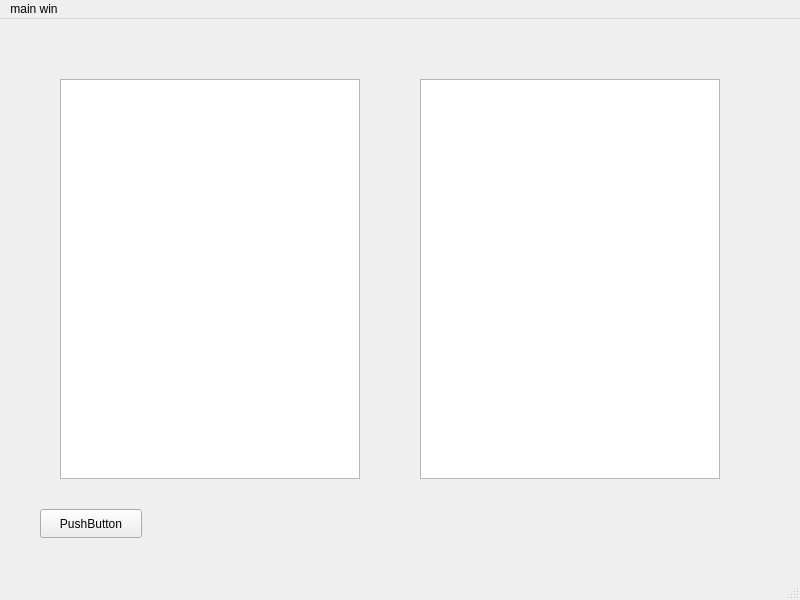
Before: the Qt Designer form lab5/mymainwindow.ui in BlazingQ/SE-lab5, drawn with Qt 5.
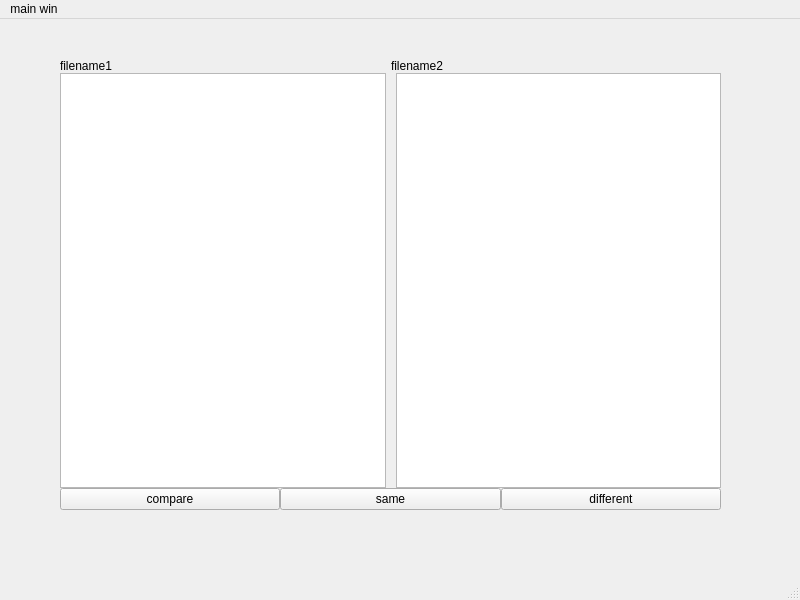
After: the same form once the commit is applied.

What changed in the file:
```diff
--- a/lab5/mymainwindow.ui
+++ b/lab5/mymainwindow.ui
@@ -14,38 +14,76 @@
    <string>myMainWindow</string>
   </property>
   <widget class="QWidget" name="centralwidget">
-   <widget class="QPushButton" name="pushButton">
-    <property name="geometry">
-     <rect>
-      <x>40</x>
-      <y>490</y>
-      <width>102</width>
-      <height>29</height>
-     </rect>
-    </property>
-    <property name="text">
-     <string>PushButton</string>
-    </property>
-   </widget>
-   <widget class="QListView" name="listView">
+   <widget class="QWidget" name="">
     <property name="geometry">
      <rect>
       <x>60</x>
-      <y>60</y>
-      <width>300</width>
-      <height>400</height>
+      <y>40</y>
+      <width>661</width>
+      <height>451</height>
      </rect>
     </property>
-   </widget>
-   <widget class="QListView" name="listView_2">
-    <property name="geometry">
-     <rect>
-      <x>420</x>
-      <y>60</y>
-      <width>300</width>
-      <height>400</height>
-     </rect>
-    </property>
+    <layout class="QVBoxLayout" name="verticalLayout">
+     <property name="spacing">
+      <number>0</number>
+     </property>
+     <item>
+      <layout class="QHBoxLayout" name="horizontalLayout_2">
+       <item>
+        <widget class="QLabel" name="label">
+         <property name="text">
+          <string>filename1</string>
+         </property>
+        </widget>
+       </item>
+       <item>
+        <widget class="QLabel" name="label_2">
+         <property name="text">
+          <string>filename2</string>
+         </property>
+        </widget>
+       </item>
+      </layout>
+     </item>
+     <item>
+      <layout class="QHBoxLayout" name="horizontalLayout">
+       <property name="spacing">
+        <number>10</number>
+       </property>
+       <item>
+        <widget class="QListView" name="listView"/>
+       </item>
+       <item>
+        <widget class="QListView" name="listView_2"/>
+       </item>
+      </layout>
+     </item>
+     <item>
+      <layout class="QHBoxLayout" name="horizontalLayout_3">
+       <item>
+        <widget class="QPushButton" name="compare">
+         <property name="text">
+          <string>compare</string>
+         </property>
+        </widget>
+       </item>
+       <item>
+        <widget class="QPushButton" name="btnsame">
+         <property name="text">
+          <string>same</string>
+         </property>
+        </widget>
+       </item>
+       <item>
+        <widget class="QPushButton" name="btndiff">
+         <property name="text">
+          <string>different</string>
+         </property>
+        </widget>
+       </item>
+      </layout>
+     </item>
+    </layout>
    </widget>
   </widget>
   <widget class="QMenuBar" name="menubar">
```
